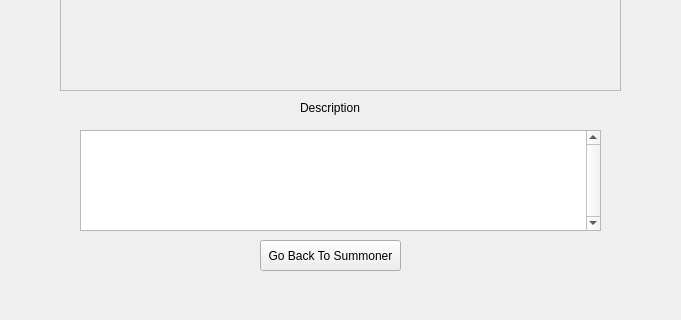
BaoPun/LeagueProfileFetcher, file LeagueProfileFetcher/champion_description.ui: the form before one commit; both pictures show x 160 to 841 and y 380 to 700 of the 987 by 700 pixel window.
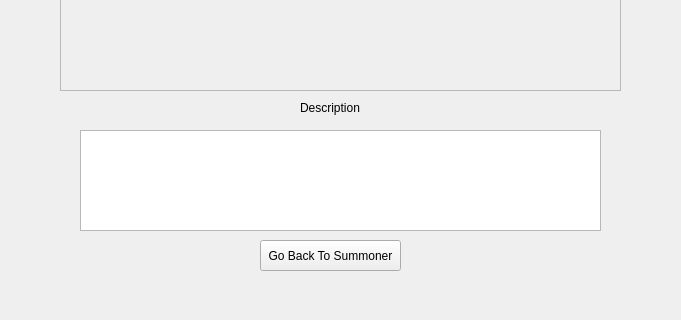
The form after the commit.

Commit message: Adjusted the skins layout to automatically include a horizontal scrollbar if needed.

```diff
--- a/LeagueProfileFetcher/champion_description.ui
+++ b/LeagueProfileFetcher/champion_description.ui
@@ -134,7 +134,7 @@
      </rect>
     </property>
     <property name="verticalScrollBarPolicy">
-     <enum>Qt::ScrollBarAlwaysOn</enum>
+     <enum>Qt::ScrollBarAsNeeded</enum>
     </property>
     <property name="horizontalScrollBarPolicy">
      <enum>Qt::ScrollBarAlwaysOff</enum>
```
The commit also changes 1 other file.
